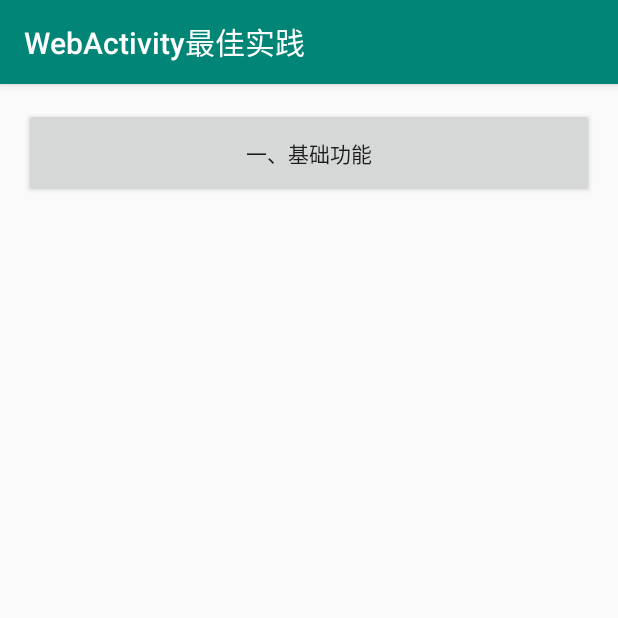
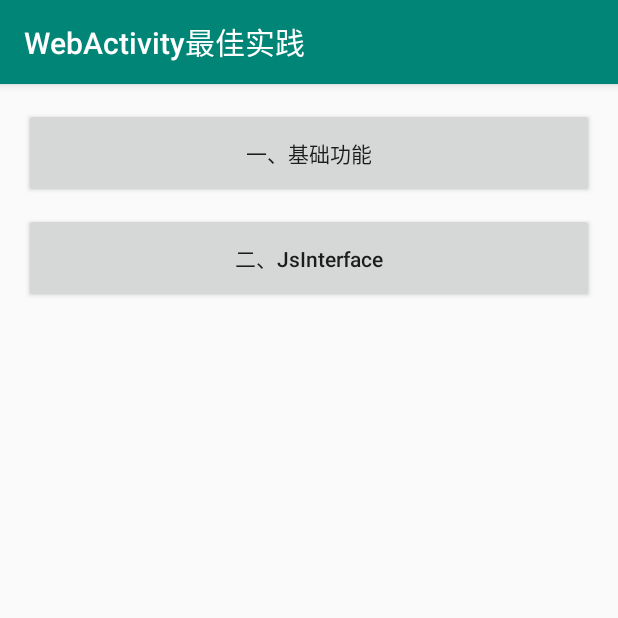
Before and after one commit to SherlockShi/WebActivityBestPractise, an Android app: the screen it shows after launch (MainActivity), on a phone screen of 412 x 824 dp, the top half of it. Run offline under Robolectric (Android 15) with nearby library versions, the phone set to English and light mode, and no system bars.

Commit message:
新增实例【二、JsInterface】

```diff
--- a/app/src/main/res/layout/activity_main.xml
+++ b/app/src/main/res/layout/activity_main.xml
@@ -15,5 +15,13 @@
             android:layout_width="match_parent"
             android:layout_height="60dp"
             android:text="一、基础功能"/>
+
+        <Button
+            android:id="@+id/btn2_jsinterface"
+            android:layout_width="match_parent"
+            android:layout_height="60dp"
+            android:layout_marginTop="10dp"
+            android:text="二、JsInterface"
+            android:textAllCaps="false"/>
     </LinearLayout>
 </androidx.core.widget.NestedScrollView>
```
Also changed, not shown: app/src/main/java/com/sherlockshi/webactivitybestpractise/AndroidInterface.java (+12 -1 lines), app/src/main/java/com/sherlockshi/webactivitybestpractise/MainActivity.java (+10 -2 lines), app/src/main/java/com/sherlockshi/webactivitybestpractise/WebActivity.java (+7 -10 lines), 1 other file.
